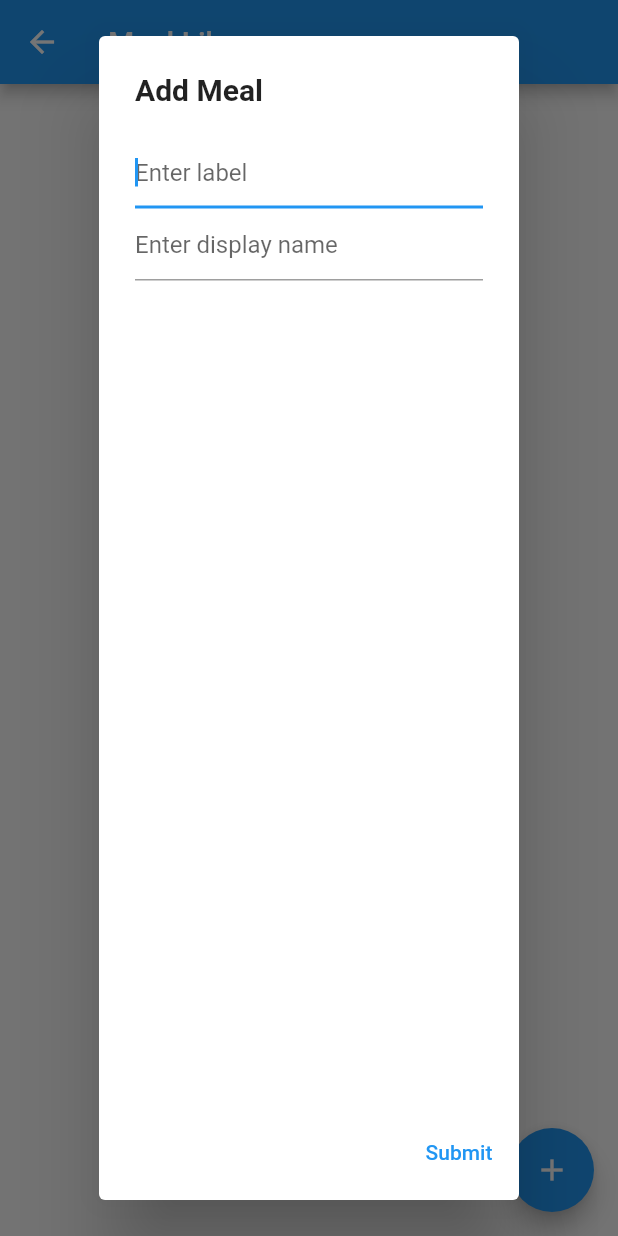
After one commit to sandeshgoel/meal_planner, a Flutter app: the MealLibrary screen opened directly, after a tap on the "add" icon, on a phone screen of 412 x 824 dp. The commit adds this screen. Run offline on Flutter 3.47's test engine with Material 2 defaults, Android fonts, the phone set to English and light mode, and no system bars; our stand-ins replace cloud_firestore, firebase_auth, firebase_core, flutter_form_builder, flutter_spinkit, font_awesome_flutter and 4 more; accounts and stored records are empty.

Commit message:
Added meal library

```diff
--- a/lib/main.dart
+++ b/lib/main.dart
@@ -8,6 +8,7 @@ import 'package:meal_planner/pages/authenticate_page.dart';
 import 'package:meal_planner/pages/email_verify_page.dart';
 import 'package:meal_planner/services/auth.dart';
 import 'package:meal_planner/services/database.dart';
+import 'package:meal_planner/services/meal_plan.dart';
 import 'package:package_info_plus/package_info_plus.dart';
 import 'firebase_options.dart';
 
@@ -144,6 +145,14 @@ class _WrapperState extends State<Wrapper> {
           'ERROR: curMpIndex ${settings.getCurMpIndex()}, mealplans ${settings.mealPlans.length}');
       settings.setCurMpIndex(0);
     }
+
+    // cache all meals
+    List<Meal> meals = await DBService(email: user.email).getMeals();
+    for (Meal meal in meals) {
+      settings.meals[meal.label] = meal.display_name;
+    }
+
+    // signal that loading is complete
     settings.loadComplete = true;
   }
 }
--- /dev/null
+++ b/lib/pages/meal_library_page.dart
@@ -0,0 +1,117 @@
+import 'package:flutter/material.dart';
+import 'package:meal_planner/services/database.dart';
+import 'package:meal_planner/services/meal_plan.dart';
+import 'package:meal_planner/services/settings.dart';
+import 'package:meal_planner/shared/constants.dart';
+import 'package:provider/provider.dart';
+
+class MealLibrary extends StatefulWidget {
+  const MealLibrary({super.key});
+
+  @override
+  State<MealLibrary> createState() => _MealLibraryState();
+}
+
+class _MealLibraryState extends State<MealLibrary> {
+  late TextEditingController controller1;
+  late TextEditingController controller2;
+
+  @override
+  void initState() {
+    super.initState();
+    controller1 = TextEditingController();
+    controller2 = TextEditingController();
+  }
+
+  @override
+  void dispose() {
+    controller1.dispose();
+    controller2.dispose();
+    super.dispose();
+  }
+
+  @override
+  Widget build(BuildContext context) {
+    return Consumer<YogaSettings>(builder: (context, settings, _) {
+      return Scaffold(
+        appBar: AppBar(
+          title: Text('Meal Library'),
+        ),
+        body: _listMeals(settings),
+        floatingActionButton: FloatingActionButton(
+          // isExtended: true,
+          child: Icon(Icons.add),
+          backgroundColor: Colors.blue,
+          onPressed: _addMeal,
+        ),
+      );
+    });
+  }
+
+  Widget _listMeals(YogaSettings settings) {
+    return SingleChildScrollView(
+      child: Column(
+        children: settings.meals.keys
+            .map((k) => Text('$k: ${settings.meals[k]}'))
+            .toList(),
+      ),
+    );
+  }
+
+  void _addMeal() async {
+    YogaSettings settings = Provider.of<YogaSettings>(context, listen: false);
+
+    List<String> name = await showDialog(
+      context: context,
+      builder: (context) => AlertDialog(
+        title: Text(
+          'Add Meal',
+          style: TextStyle(fontWeight: FontWeight.bold),
+        ),
+        content: Column(
+          children: [
+            TextField(
+              controller: controller1,
+              autofocus: true,
+              decoration: InputDecoration(hintText: 'Enter label'),
+            ),
+            TextField(
+              controller: controller2,
+              decoration: InputDecoration(hintText: 'Enter display name'),
+            ),
+          ],
+        ),
+        actions: [
+          TextButton(
+              onPressed: () {
+                String label = controller1.text;
+                String name = controller2.text;
+                controller1.clear();
+                controller2.clear();
+                Navigator.of(context).pop([label, name]);
+              },
+              child: Text('Submit'))
+        ],
+      ),
+    );
+
+    String label = name[0].trim();
+    String display = name[1].trim();
+
+    if (label.isEmpty) {
+      showMsg(context, 'Label can\'t be empty, try again!!');
+    } else if (display.isEmpty) {
+      showMsg(context, 'Name can\'t be empty, try again!!');
+    } else if (label.contains(' ')) {
+      showMsg(context, 'Label can\'t contain space, try again!!');
+    } else if (settings.meals.keys.any((x) => x == label)) {
+      showMsg(context, 'Meal \'$label\' already exists!!');
+    } else {
+      Meal m = Meal(label: label, display_name: display);
+      settings.meals[label] = display;
+      DBService(email: settings.getUser().email).addMeal(m);
+      showMsg(context, 'Added Meal $name');
+    }
+    setState(() {});
+  }
+}
--- a/lib/services/database.dart
+++ b/lib/services/database.dart
@@ -1,6 +1,7 @@
 import 'dart:convert';
 
 import 'package:cloud_firestore/cloud_firestore.dart';
+import 'package:meal_planner/services/meal_plan.dart';
 import 'package:meal_planner/services/settings.dart';
 
 class DBService {
@@ -55,4 +56,61 @@ class DBService {
 
 // -------------------------------------------------
 
+  final CollectionReference mpDataCollection =
+      FirebaseFirestore.instance.collection('mealplanData');
+
+  Future<String> addMealPlanData(Map<String, dynamic> mpd) async {
+    String docId = '';
+
+    print('Writing to DB mealplanData ...');
+    await mpDataCollection.add(mpd).then((documentSnapshot) {
+      docId = documentSnapshot.id;
+      print("Added Data with ID: ${docId}");
+    });
+    return docId;
+  }
+
+  Future<QuerySnapshot> getMealPlanData(String mpid, DateTime date) async {
+    print('Getting from mealplanData, mpid $mpid $date ...');
+    return await mpDataCollection
+        .where('mpid', isEqualTo: mpid)
+        .where('date', isEqualTo: date)
+        .get();
+  }
+
+  Future<QuerySnapshot> getMealPlanDataWeek(
+      String mpid, DateTime startDate) async {
+    DateTime endDate = startDate.add(Duration(days: 7));
+    print('Getting from mealplanData, mpid $mpid $startDate $endDate...');
+
+    return await mpDataCollection
+        .where('mpid', isEqualTo: mpid)
+        .where('date', isGreaterThanOrEqualTo: startDate)
+        .where('date', isLessThan: endDate)
+        .get();
+  }
+
+// -------------------------------------------------
+
+  final CollectionReference mealsCollection =
+      FirebaseFirestore.instance.collection('meals');
+
+  Future addMeal(Meal m) async {
+    print('Writing to DB meals ${m.label}, ${m.display_name} ...');
+    await mealsCollection.doc(m.label).set({'name': m.display_name});
+  }
+
+  Future<List<Meal>> getMeals() async {
+    print('Getting from meals library ...');
+    QuerySnapshot queryRef = await mealsCollection.get();
+
+    return queryRef.docs
+        .map((doc) => Meal(
+            label: doc.id,
+            display_name: (doc.data() as Map<String, dynamic>)['name']))
+        .toList();
+  }
+
+// -------------------------------------------------
+
 }
--- a/lib/services/settings.dart
+++ b/lib/services/settings.dart
@@ -109,6 +109,7 @@ class YogaSettings with ChangeNotifier {
   late bool _notify;
 
   // cached only, not written to DB
+  late Map<String, String> meals;
   late List<MealPlan> mealPlans;
   late bool loadComplete;
 
@@ -127,6 +128,7 @@ class YogaSettings with ChangeNotifier {
     _curMpIndex = 0;
     _notify = defNotify;
 
+    meals = {};
     mealPlans = [];
     loadComplete = false;
   }
@@ -246,7 +248,7 @@ class YogaSettings with ChangeNotifier {
       return MealPlan.fromJson(cfg);
     else {
       print('Meal plan not found in DB, id $mpid');
-      return MealPlan();
+      return MealPlan(name: 'Default');
     }
   }
 
```
Also changed, not shown: lib/pages/home_page.dart (+19 -3 lines), lib/pages/meals_page.dart (+129 -9 lines), lib/services/meal_plan.dart (+50 -2 lines).
